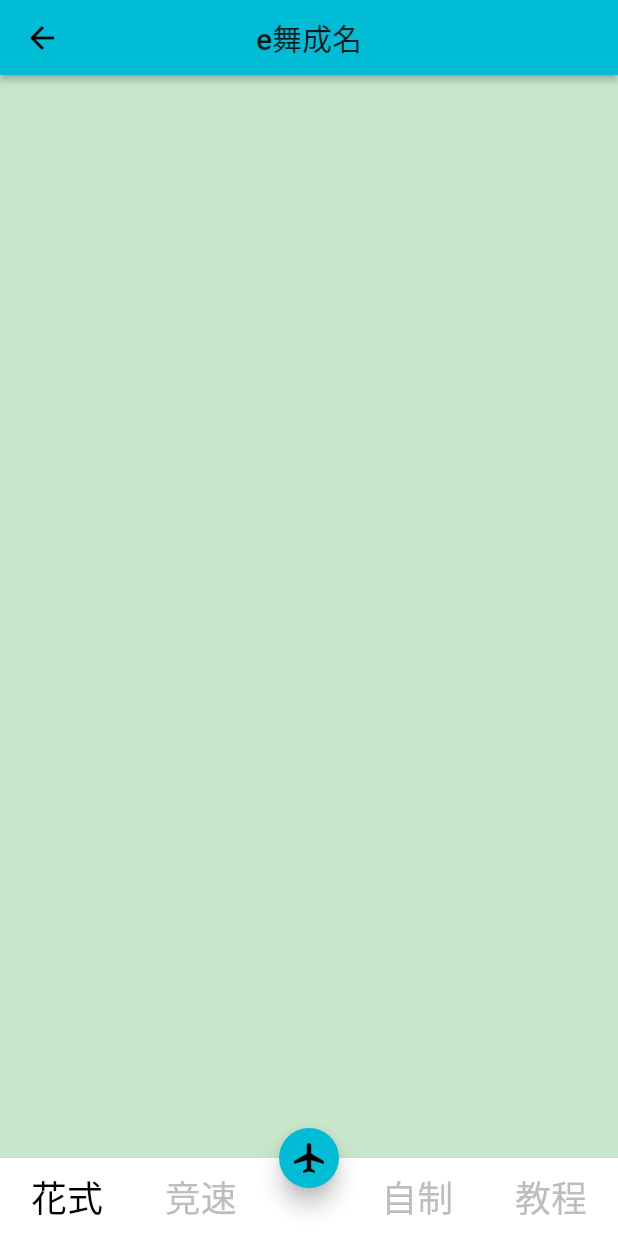
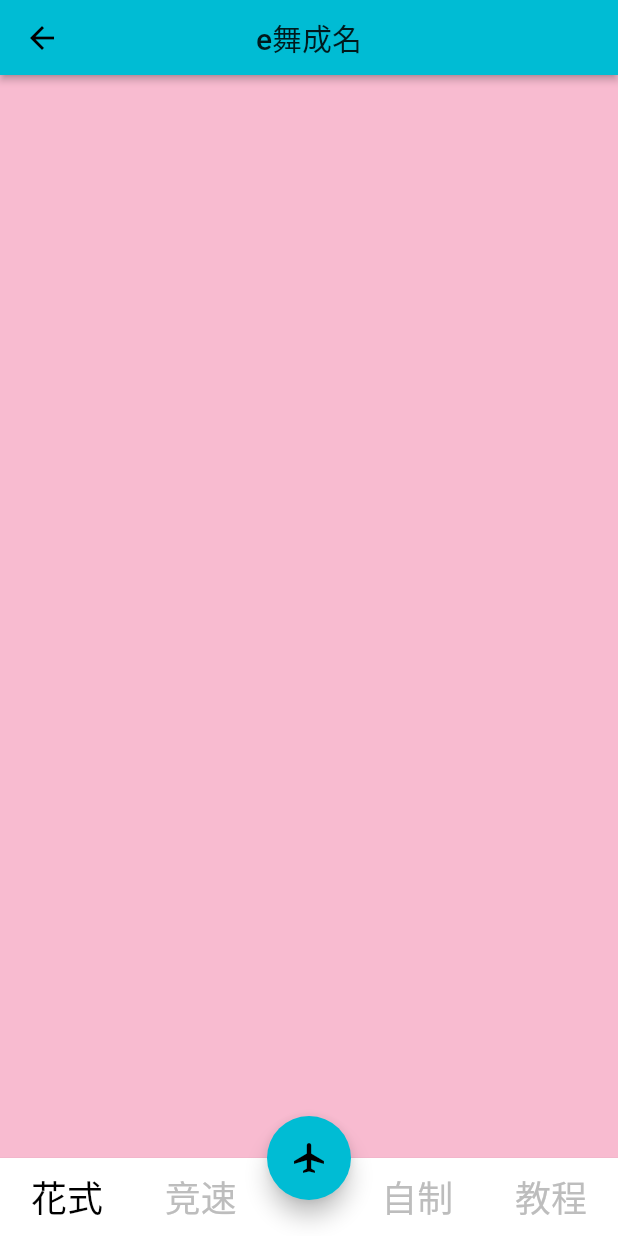
Before and after one commit to candbright/demo-flutter, a Flutter app: the screen it shows after launch, on a phone screen of 412 x 824 dp. Run offline on Flutter 3.47's test engine with Material 2 defaults, Android fonts, the phone set to English and light mode, and no system bars; Roboto replaces fonts that are missing (zixin).

Commit message:
version 1.0

```diff
--- a/lib/home/HomeBottomAppBar.dart
+++ b/lib/home/HomeBottomAppBar.dart
@@ -28,6 +28,7 @@ class _HomeBottomNavigationBarState extends State<HomeBottomAppBar> {
     _controller = PageController(
       initialPage: _position,
     );
+
     super.initState();
   }
 
@@ -47,7 +48,7 @@ class _HomeBottomNavigationBarState extends State<HomeBottomAppBar> {
         appBar:_buildAppTopBar(),
         floatingActionButton: FloatingActionButton(
           onPressed: () => Navigator.of(context).pushNamed('routeName'),
-          mini: true,
+          mini: false,
           child: Icon(Icons.airplanemode_active),
         ),
         bottomNavigationBar: _buildBottomAppBar(),
@@ -93,16 +94,16 @@ class _HomeBottomNavigationBarState extends State<HomeBottomAppBar> {
         },
         children: [
           Container(
-            color: Colors.green[100],
+            color: Colors.pink[100],
           ),
           Container(
-            color: Colors.green[300],
+            color: Colors.pink[300],
           ),
           Container(
-            color: Colors.green[500],
+            color: Colors.pink[500],
           ),
           Container(
-            color: Colors.green[700],
+            color: Colors.pink[700],
           ),
         ],
       ),
```
